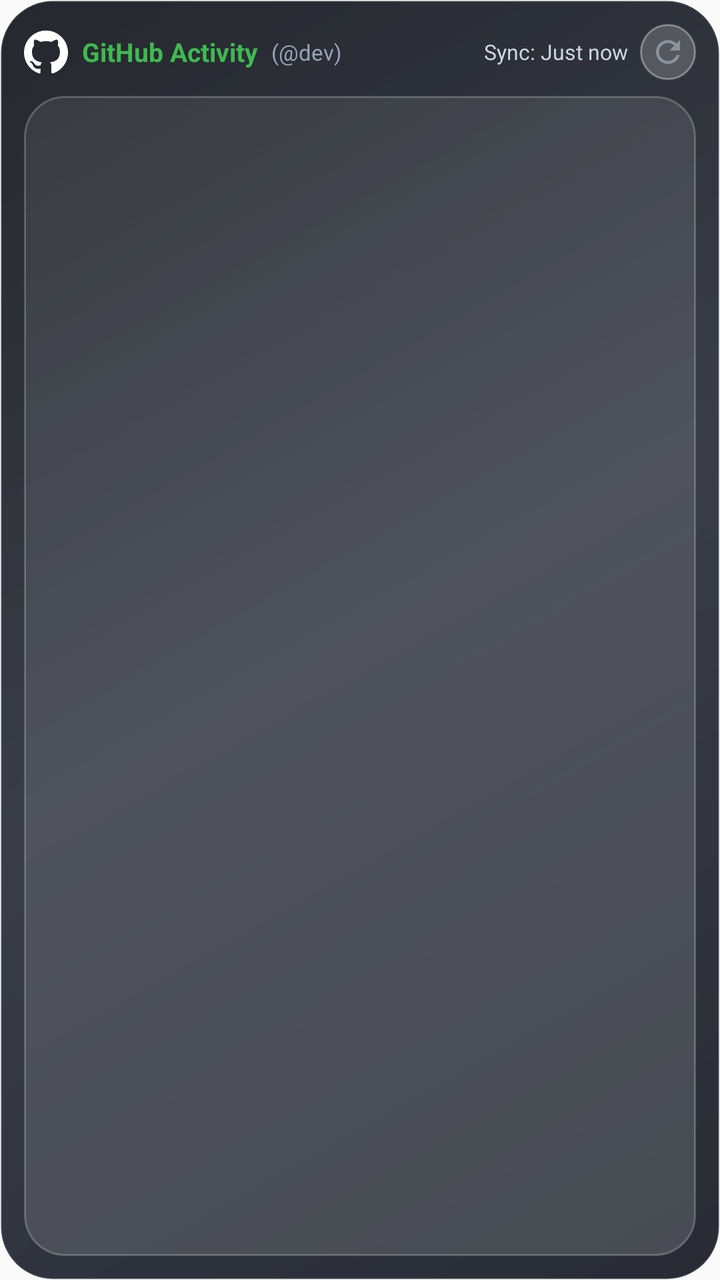
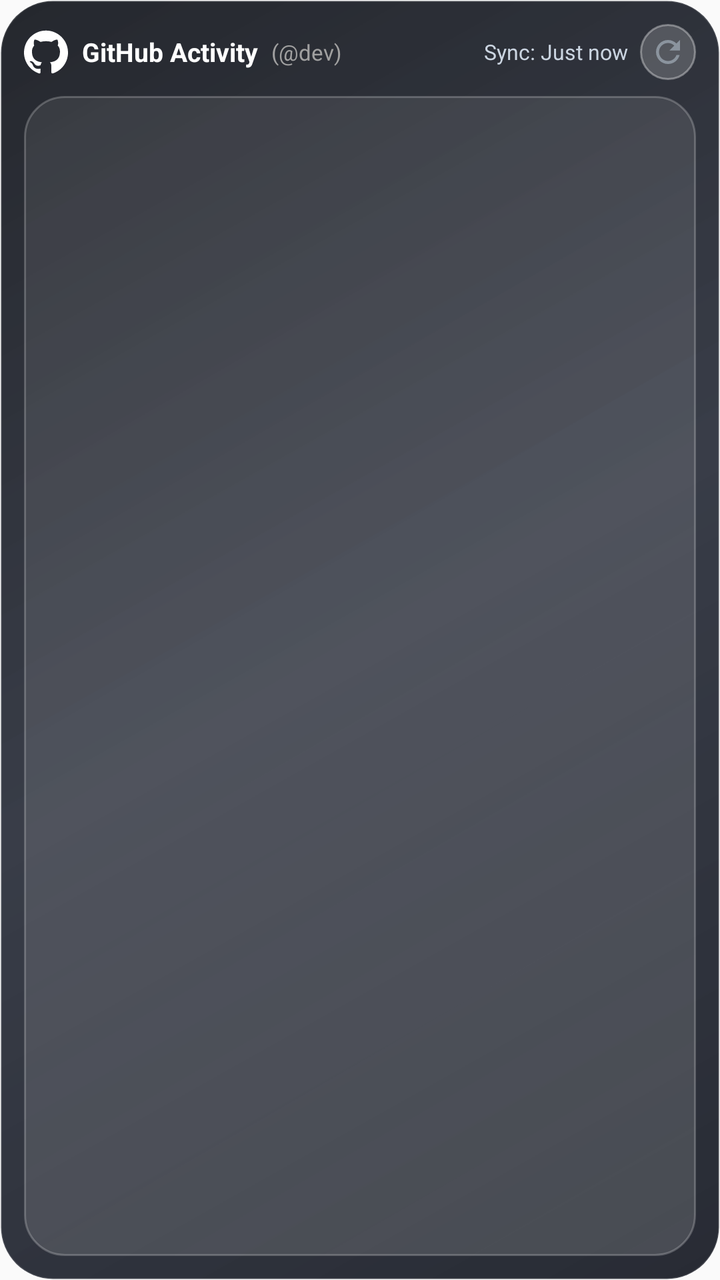

Compare the two renders of this Android layout. The source of the first and the diff that turns it into the second are given below.
<!-- AndroidManifest.xml: application theme Theme.DevWidgets -->
<!-- res/layout/widget_github.xml -->
<?xml version="1.0" encoding="utf-8"?>
<FrameLayout xmlns:android="http://schemas.android.com/apk/res/android"
    android:layout_width="match_parent"
    android:layout_height="match_parent">

    <ImageView
        android:id="@+id/iv_widget_wallpaper_bg"
        android:layout_width="match_parent"
        android:layout_height="match_parent"
        android:scaleType="centerCrop"
        android:visibility="gone" />

    <ImageView
        android:id="@+id/v_widget_wallpaper_scrim"
        android:layout_width="match_parent"
        android:layout_height="match_parent"
        android:background="#80000000"
        android:visibility="gone" />

    <LinearLayout
        android:id="@+id/widget_root"
        android:layout_width="match_parent"
        android:layout_height="match_parent"
        android:orientation="vertical"
        android:background="@drawable/widget_glass_chassis"
        android:padding="12dp">

    
    <RelativeLayout
        android:layout_width="match_parent"
        android:layout_height="wrap_content"
        android:layout_marginBottom="8dp">

        <LinearLayout
            android:id="@+id/header_right_wrap"
            android:layout_width="wrap_content"
            android:layout_height="wrap_content"
            android:orientation="horizontal"
            android:gravity="center_vertical"
            android:layout_alignParentEnd="true"
            android:layout_centerVertical="true">

            <TextView
                android:id="@+id/tv_last_updated"
                android:layout_width="wrap_content"
                android:layout_height="wrap_content"
                android:text="Sync: Just now"
                android:textColor="#CBD5E1"
                android:textSize="10.5sp"
                android:layout_marginEnd="6dp" />

            <ImageView
                android:id="@+id/btn_refresh"
                android:layout_width="28dp"
                android:layout_height="28dp"
                android:background="@drawable/widget_icon_button_glass"
                android:padding="5dp"
                android:src="@drawable/ic_refresh"
                android:contentDescription="Refresh" />
        </LinearLayout>

        <LinearLayout
            android:layout_width="wrap_content"
            android:layout_height="wrap_content"
            android:orientation="horizontal"
            android:gravity="center_vertical"
            android:layout_alignParentStart="true"
            android:layout_centerVertical="true">

            <ImageView
                android:id="@+id/iv_gh_brand_logo"
                android:layout_width="22dp"
                android:layout_height="22dp"
                android:src="@drawable/ic_github_logo"
                android:layout_marginEnd="7dp"
                android:contentDescription="GitHub Logo" />

            <TextView
                android:id="@+id/tv_gh_title"
                android:layout_width="wrap_content"
                android:layout_height="wrap_content"
                android:text="GitHub Activity"
                android:textColor="#3FB950"
                android:textSize="13sp"
                android:textStyle="bold" />

            <TextView
                android:id="@+id/tv_gh_user_tag"
                android:layout_width="wrap_content"
                android:layout_height="wrap_content"
                android:layout_marginStart="4dp"
                android:text=" (@dev)"
                android:textColor="#94A3B8"
                android:textSize="11sp" />
        </LinearLayout>
    </RelativeLayout>

    
    <LinearLayout
        android:id="@+id/section_github"
        android:layout_width="match_parent"
        android:layout_height="0dp"
        android:layout_weight="1"
        android:orientation="horizontal"
        android:background="@drawable/widget_glass_card"
        android:padding="10dp"
        android:gravity="center_vertical">

        <ImageView
            android:id="@+id/iv_github_typemap"
            android:layout_width="0dp"
            android:layout_height="match_parent"
            android:layout_weight="0.45"
            android:scaleType="fitCenter"
            android:contentDescription="GitHub Radar" />

        <ImageView
            android:id="@+id/iv_github_heatmap"
            android:layout_width="0dp"
            android:layout_height="match_parent"
            android:layout_weight="0.55"
            android:scaleType="fitCenter"
            android:layout_marginStart="8dp"
            android:contentDescription="GitHub Heatmap" />
    </LinearLayout>
</LinearLayout>
</FrameLayout>
<!-- resources referenced by this layout -->
<resources>
  <!-- drawable ic_github_logo (drawable) -->
  <vector xmlns:android="http://schemas.android.com/apk/res/android"
      android:width="20dp"
      android:height="20dp"
      android:viewportWidth="24"
      android:viewportHeight="24">
      
      <path
          android:fillColor="#FFFFFF"
          android:pathData="M12,0.297c-6.63,0 -12,5.373 -12,12 0,5.303 3.438,9.8 8.205,11.385.6,0.113 0.82,-0.258 0.82,-0.577 0,-0.285 -0.01,-1.04 -0.015,-2.04 -3.338,0.724 -4.042,-1.61 -4.042,-1.61C4.422,18.07 3.633,17.7 3.633,17.7c-1.087,-0.744 0.084,-0.729 0.084,-0.729 1.205,0.084 1.838,1.236 1.838,1.236 1.07,1.835 2.809,1.305 3.495,0.998.108,-0.776 0.417,-1.305 0.76,-1.605 -2.665,-0.3 -5.466,-1.332 -5.466,-5.93 0,-1.31 0.465,-2.38 1.235,-3.22 -0.135,-0.303 -0.54,-1.523 0.105,-3.176 0,0 1.005,-0.322 3.3,1.23.96,-0.267 1.98,-0.399 3,-0.405 1.02,0.006 2.04,0.138 3,0.405 2.28,-1.552 3.285,-1.23 3.285,-1.23.645,1.653 0.24,2.873 0.12,3.176.765,0.84 1.23,1.91 1.23,3.22 0,4.61 -2.805,5.625 -5.475,5.92.42,0.36 0.81,1.096 0.81,2.22 0,1.606 -0.015,2.896 -0.015,3.286 0,0.315 0.21,0.69 0.825,0.57C20.565,22.092 24,17.592 24,12.297c0,-6.627 -5.373,-12 -12,-12z" />
  </vector>
  <!-- drawable ic_refresh (drawable) -->
  <vector xmlns:android="http://schemas.android.com/apk/res/android"
      android:width="20dp"
      android:height="20dp"
      android:viewportWidth="24"
      android:viewportHeight="24">
    <path
        android:fillColor="#8B949E"
        android:pathData="M17.65,6.35C16.2,4.9 14.21,4 12,4c-4.42,0 -7.99,3.58 -7.99,8s3.57,8 7.99,8c3.73,0 6.84,-2.55 7.73,-6h-2.08c-0.82,2.33 -3.04,4 -5.65,4 -3.31,0 -6,-2.69 -6,-6s2.69,-6 6,-6c1.66,0 3.14,0.69 4.22,1.78L13,11h7V4l-2.35,2.35z"/>
  </vector>
  <!-- drawable widget_glass_card (drawable) -->
  <?xml version="1.0" encoding="utf-8"?>
  <shape xmlns:android="http://schemas.android.com/apk/res/android"
      android:shape="rectangle">
      
      <gradient
          android:angle="135"
          android:startColor="#26FFFFFF"
          android:endColor="#14FFFFFF" />
      <corners android:radius="20dp" />
      <stroke
          android:width="1dp"
          android:color="#38FFFFFF" />
  </shape>
  <!-- drawable widget_glass_chassis (drawable) -->
  <?xml version="1.0" encoding="utf-8"?>
  <shape xmlns:android="http://schemas.android.com/apk/res/android"
      android:shape="rectangle">
      
      <gradient
          android:angle="135"
          android:startColor="#E610141E"
          android:centerColor="#D9161B28"
          android:endColor="#E60D1017" />
      <corners android:radius="26dp" />
      <stroke
          android:width="1dp"
          android:color="#20FFFFFF" />
  </shape>
  <!-- drawable widget_icon_button_glass (drawable) -->
  <?xml version="1.0" encoding="utf-8"?>
  <shape xmlns:android="http://schemas.android.com/apk/res/android"
      android:shape="oval">
      
      <solid android:color="#2EFFFFFF" />
      <stroke
          android:width="1dp"
          android:color="#59FFFFFF" />
  </shape>
  <style name="Theme.DevWidgets" parent="android:Theme.Material.Light.NoActionBar" />
</resources>

<!-- the commit's change to res/layout/widget_github.xml (unified diff, before → after) -->
@@ -80,7 +80,7 @@
                 android:layout_width="wrap_content"
                 android:layout_height="wrap_content"
                 android:text="GitHub Activity"
-                android:textColor="#3FB950"
+                android:textColor="#FFFFFF"
                 android:textSize="13sp"
                 android:textStyle="bold" />
 
@@ -90,7 +90,7 @@
                 android:layout_height="wrap_content"
                 android:layout_marginStart="4dp"
                 android:text=" (@dev)"
-                android:textColor="#94A3B8"
+                android:textColor="#A0A0A0"
                 android:textSize="11sp" />
         </LinearLayout>
     </RelativeLayout>
